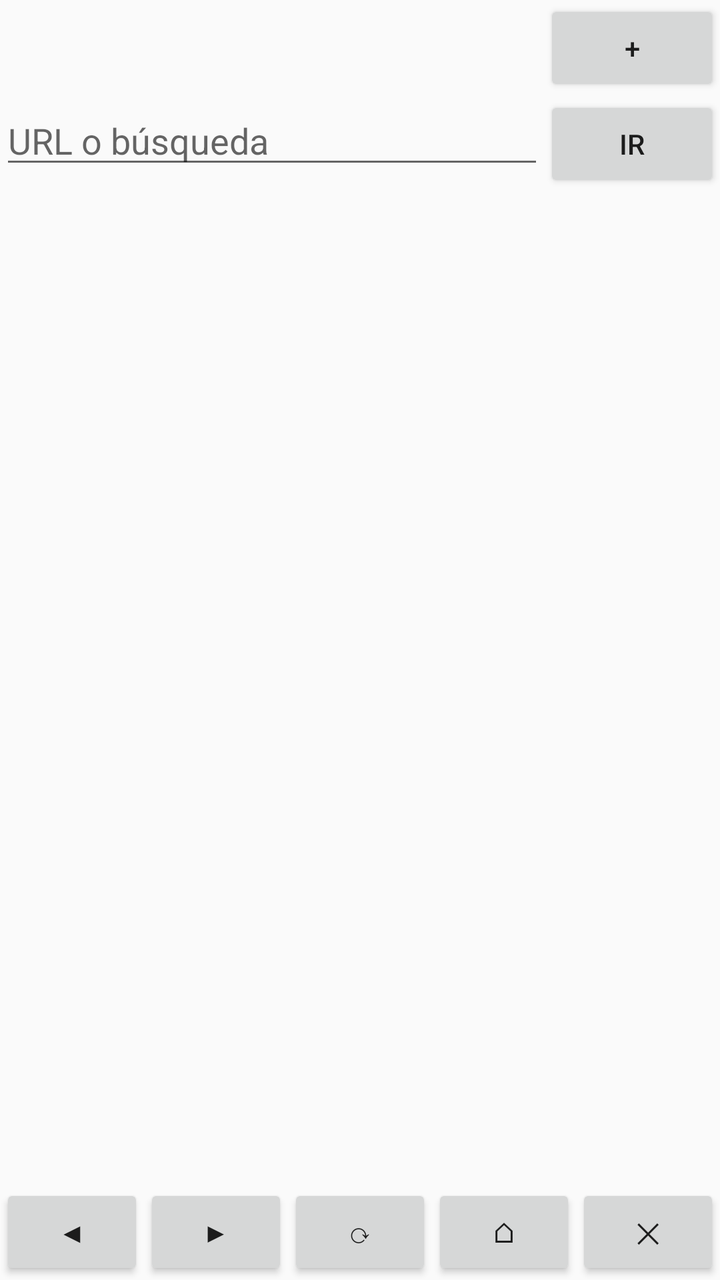
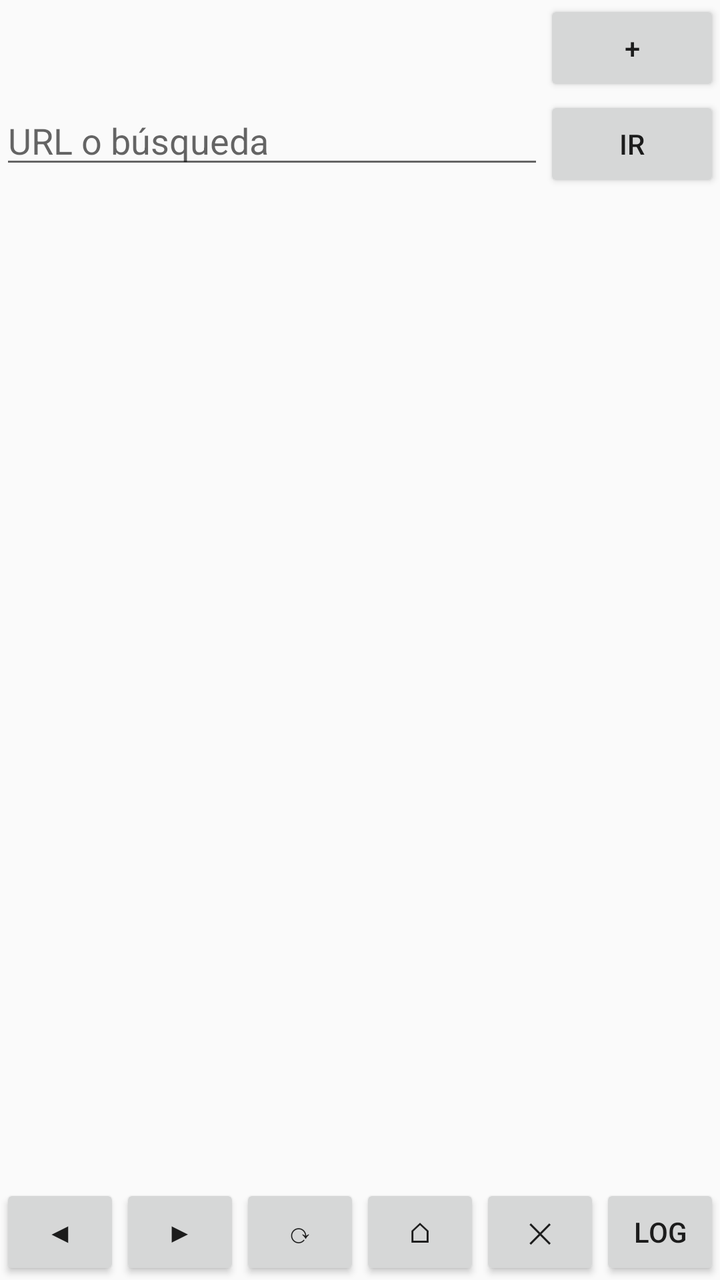

Two renders of the same Android screen: before a commit and after it. Below are the layout's source before the change and the commit's diff.
<!-- AndroidManifest.xml: application theme Theme.NavegadorWpe -->
<!-- res/layout/activity_main.xml -->
<?xml version="1.0" encoding="utf-8"?>
<LinearLayout xmlns:android="http://schemas.android.com/apk/res/android"
    android:layout_width="match_parent"
    android:layout_height="match_parent"
    android:orientation="vertical">

    <LinearLayout
        android:layout_width="match_parent"
        android:layout_height="wrap_content"
        android:orientation="horizontal">

        <HorizontalScrollView
            android:layout_width="0dp"
            android:layout_height="wrap_content"
            android:layout_weight="1">

            <LinearLayout
                android:id="@+id/tiraPestanas"
                android:layout_width="wrap_content"
                android:layout_height="wrap_content"
                android:orientation="horizontal" />
        </HorizontalScrollView>

        <Button
            android:id="@+id/btnNueva"
            android:layout_width="wrap_content"
            android:layout_height="wrap_content"
            android:text="+" />
    </LinearLayout>

    <LinearLayout
        android:layout_width="match_parent"
        android:layout_height="wrap_content"
        android:orientation="horizontal">

        <EditText
            android:id="@+id/barraUrl"
            android:layout_width="0dp"
            android:layout_height="wrap_content"
            android:layout_weight="1"
            android:hint="URL o búsqueda"
            android:imeOptions="actionGo"
            android:inputType="textUri"
            android:singleLine="true" />

        <Button
            android:id="@+id/btnIr"
            android:layout_width="wrap_content"
            android:layout_height="wrap_content"
            android:text="Ir" />
    </LinearLayout>

    <ProgressBar
        android:id="@+id/progreso"
        style="?android:attr/progressBarStyleHorizontal"
        android:layout_width="match_parent"
        android:layout_height="4dp"
        android:max="100"
        android:visibility="gone" />

    <FrameLayout
        android:id="@+id/contenedor"
        android:layout_width="match_parent"
        android:layout_height="0dp"
        android:layout_weight="1" />

    <LinearLayout
        android:layout_width="match_parent"
        android:layout_height="wrap_content"
        android:orientation="horizontal">

        <Button
            android:id="@+id/btnAtras"
            android:layout_width="0dp"
            android:layout_height="wrap_content"
            android:layout_weight="1"
            android:text="◀" />

        <Button
            android:id="@+id/btnAdelante"
            android:layout_width="0dp"
            android:layout_height="wrap_content"
            android:layout_weight="1"
            android:text="▶" />

        <Button
            android:id="@+id/btnRecargar"
            android:layout_width="0dp"
            android:layout_height="wrap_content"
            android:layout_weight="1"
            android:text="⟳" />

        <Button
            android:id="@+id/btnHome"
            android:layout_width="0dp"
            android:layout_height="wrap_content"
            android:layout_weight="1"
            android:text="⌂" />

        <Button
            android:id="@+id/btnCerrar"
            android:layout_width="0dp"
            android:layout_height="wrap_content"
            android:layout_weight="1"
            android:text="✕" />
    </LinearLayout>

</LinearLayout>
<!-- resources referenced by this layout -->
<resources>
  <style name="Theme.NavegadorWpe" parent="Theme.AppCompat.Light.NoActionBar" />
</resources>

<!-- the commit's change to res/layout/activity_main.xml (unified diff, before → after) -->
@@ -103,6 +103,13 @@
             android:layout_height="wrap_content"
             android:layout_weight="1"
             android:text="✕" />
+
+        <Button
+            android:id="@+id/btnLog"
+            android:layout_width="0dp"
+            android:layout_height="wrap_content"
+            android:layout_weight="1"
+            android:text="Log" />
     </LinearLayout>
 
 </LinearLayout>
